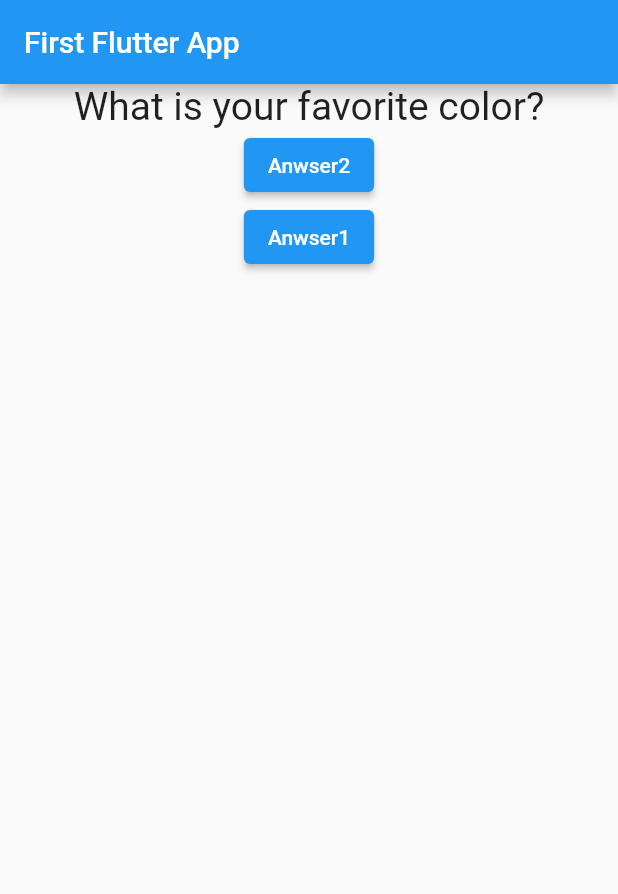
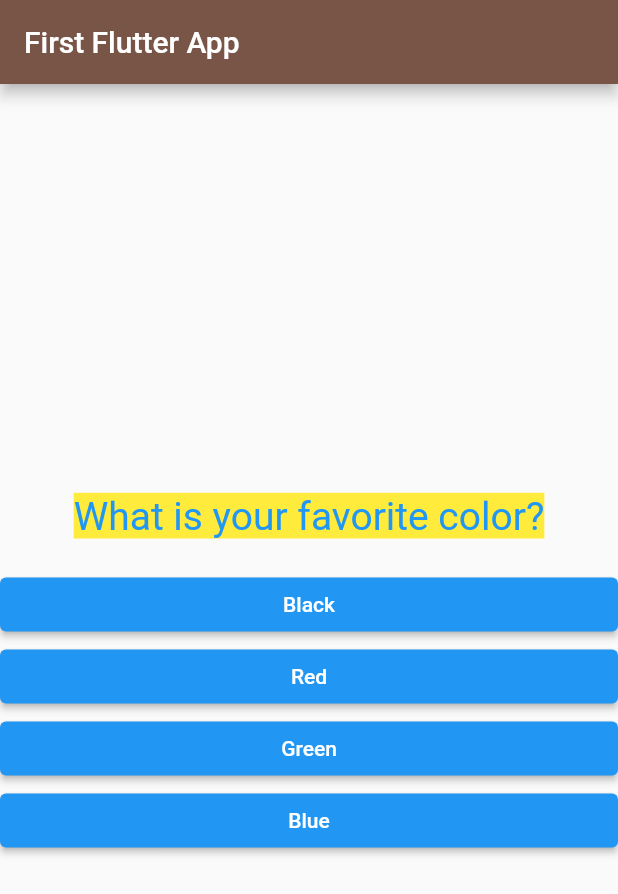
Before and after one commit to Yogesh-Kolankar/flutter_my_poject, a Flutter app: the screen it shows after launch, on a phone screen of 412 x 824 dp. Shown: the top 894 px of the screen. Run offline on Flutter 3.47's test engine with Material 2 defaults, Android fonts, the light colour scheme and no system bars.

Commit message:
second commit

```diff
--- a/lib/answer.dart
+++ b/lib/answer.dart
@@ -1,11 +1,15 @@
 import 'package:flutter/material.dart';
 
 class Answer extends StatelessWidget {
+  var answer;
+  var selectHandler;
+  Answer(this.selectHandler,this.answer);
 
   @override
   Widget build(BuildContext context) {
-    return Container(child: ElevatedButton(
-                  onPressed: answerQuestion,
-                  child: Text("Anwser1"),));
+    return Container(
+        width: double.infinity,
+        child:
+            ElevatedButton(onPressed: selectHandler, child: Text(answer)));
   }
 }
--- a/lib/main.dart
+++ b/lib/main.dart
@@ -1,6 +1,8 @@
 import 'package:flutter/material.dart';
+import 'package:my_own_app/result.dart';
 import './answer.dart';
 import './question.dart';
+import './quiz.dart';
 
 void main() {
   runApp(MyApp());
@@ -15,42 +17,76 @@ class MyApp extends StatefulWidget {
 }
 
 class MyAppState extends State<MyApp> {
+  String Appname = 'Myapp';
+
+  var Questions = [
+    {
+      'questiontext': "What is your favorite color?",
+      'Answers': [
+        {'text': 'Black', 'score': 10},
+        {'text': 'Red', "score": 6},
+        {'text': 'Green', 'score': 3},
+        {'text': 'Blue', 'score': 1}
+      ]
+    },
+    {
+      'questiontext': "What is your favorite Anilmal?",
+      'Answers': [
+        {'text': 'Lion', "score": 10},
+        {'text': 'Rabbit', 'score': 6},
+        {'text': 'Elephant', 'score': 3},
+        {'text': 'Snake', 'score': 1}
+      ]
+    },
+    {
+      'questiontext': "What is your favorite Friend?",
+      'Answers': [
+        {'text': 'Ankit', 'score': 10},
+        {'text': 'Sahil', 'score': 6},
+        {'text': 'Anil', 'score': 3},
+        {'text': 'Shivani', 'score': 1}
+      ]
+    },
+    {
+      'questiontext': "What is your favorite Friend?",
+      'Answers': [
+        {'text': 'HCL', 'score': 10},
+        {'text': 'ACCCENTURE', 'score': 6},
+        {'text': 'INFOSYS', 'score': 3},
+        {'text': 'TCS', 'score': 1}
+      ]
+    },
+  ];
   var questionIndex = 0;
-  void answerQuestion() {
+  var totalScore = 0;
+  void answerQuestion(int score) {
+    totalScore += score;
     setState(() {
       questionIndex = questionIndex + 1;
     });
     print(questionIndex);
+    if (questionIndex < Questions.length) {
+      print("we have more question ");
+    } else {
+      print("no more questions");
+    }
   }
 
   Widget build(BuildContext context) {
-    var Questions = [
-      "What is your favorite color?",
-      "what is your fovrite animal?",
-      "what is your fovrite animal?",
-      "what is your fovrite animal?",
-      "what is your fovrite animal?"
-    ];
     return MaterialApp(
+        title: Appname,
         home: Scaffold(
             appBar: AppBar(
+              backgroundColor: Colors.brown,
               title: Text("First Flutter App"),
             ),
             body: Center(
                 child: Container(
-                    child: Center(
-                        child: Column(
-              children: [
-                Question(Questions[questionIndex]),
-                ElevatedButton(
-                  onPressed: () => print("answer 2 chosen"),
-                  child: Text("Anwser2"),
-                ),
-                ElevatedButton(
-                  onPressed: () => print("answer 3 chosen"),
-                  child: Text("Anwser1"),
-                )
-              ],
-            ))))));
+                    child: questionIndex < Questions.length
+                        ? Quiz(
+                            answerQuestion: answerQuestion,
+                            Questions: Questions,
+                            questionIndex: questionIndex)
+                        : Result(totalScore)))));
   }
 }
--- a/lib/question.dart
+++ b/lib/question.dart
@@ -3,10 +3,19 @@ import 'package:flutter/material.dart';
 class Question extends StatelessWidget {
   var questiontext;
 
+
   Question(this.questiontext);
 
   @override
   Widget build(BuildContext context) {
-    return Text(questiontext,style:TextStyle(fontSize: 26,color:Color. ),);
+    return Container(
+      width:double.infinity,
+      margin:EdgeInsets.all(20),
+      child:Text(
+        questiontext,style:TextStyle(
+          fontSize: 26,fontStyle:FontStyle.normal,
+          color:Colors.blue,backgroundColor: Colors.yellow),
+          textAlign:TextAlign.center
+    ));
   }
 }
--- /dev/null
+++ b/lib/quiz.dart
@@ -0,0 +1,22 @@
+import "package:flutter/material.dart";
+import 'package:my_own_app/result.dart';
+import './answer.dart';
+import './question.dart';
+import 'main.dart';
+import 'result.dart';
+class Quiz extends StatelessWidget {
+    final List<Map<String, Object>> Questions;
+  final int questionIndex;
+  final Function answerQuestion;
+  Quiz({ required this.Questions,  required this.answerQuestion,required this.questionIndex});
+
+  @override
+  Widget build(BuildContext context) {
+    return Column(mainAxisAlignment: MainAxisAlignment.center, children: [
+      Question(Questions[questionIndex]["questiontext"]),
+      ...(Questions[questionIndex]["Answers"] as List<Map<String,Object>>).map((answer) {
+        return Answer(()=>answerQuestion(answer['score']), answer['text']);
+      }).toList()
+    ]);
+  }
+}
--- /dev/null
+++ b/lib/result.dart
@@ -0,0 +1,12 @@
+import 'package:flutter/material.dart';
+
+class Result extends StatelessWidget {
+  final int resultScore;
+
+  Result(this.resultScore);
+
+  @override
+  Widget build(BuildContext context) {
+    return Center(child: Text("You did it"));
+  }
+}
```
Also changed, not shown: pubspec.lock, 1 other file.
